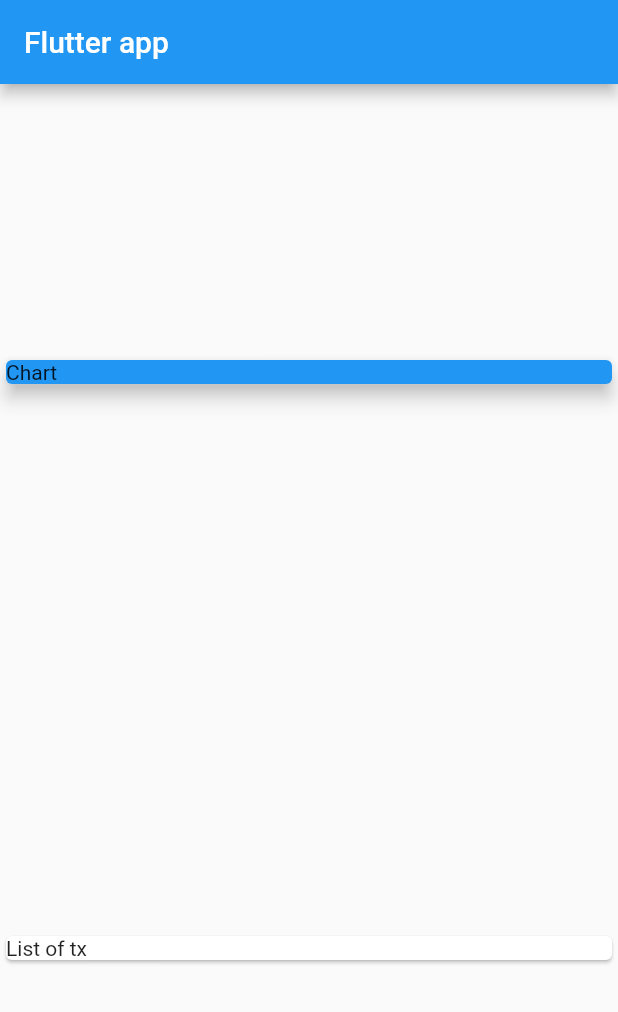
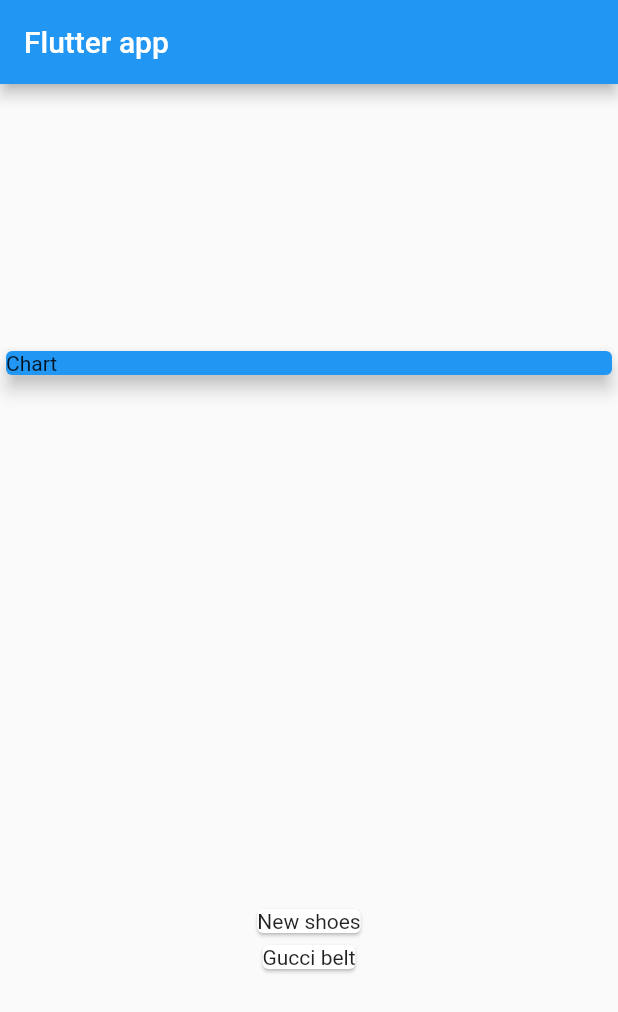
Before and after one commit to bytesbanana/personal_expenses_tracker, a Flutter app: the screen it shows after launch, on a phone screen of 412 x 824 dp. Shown: the top 1012 px of the screen. Run offline on Flutter 3.47's test engine with Material 2 defaults, Android fonts, the phone set to English and light mode, and no system bars.

Commit message:
Mapping data into widgets

```diff
--- a/lib/main.dart
+++ b/lib/main.dart
@@ -39,7 +39,9 @@ class MyHomePage extends StatelessWidget {
         mainAxisAlignment: MainAxisAlignment.spaceAround,
         crossAxisAlignment: CrossAxisAlignment.stretch,
         children: <Widget>[
-          Card(
+          Container(
+            width: double.infinity,
+            child: Card(
               color: Colors.blue,
               child: Container(
                 width: double.infinity,
@@ -47,9 +49,14 @@ class MyHomePage extends StatelessWidget {
               ),
               elevation: 5,
             ),
-          Card(
-            child: Text('List of tx'),
           ),
+          Column(
+            children: transactions.map((tx) {
+              return Card(
+                child: Text(tx.title),
+              );
+            }).toList(),
+          )
         ],
       ),
     );
```
Lines whose indentation alone changed are shown as unchanged.
